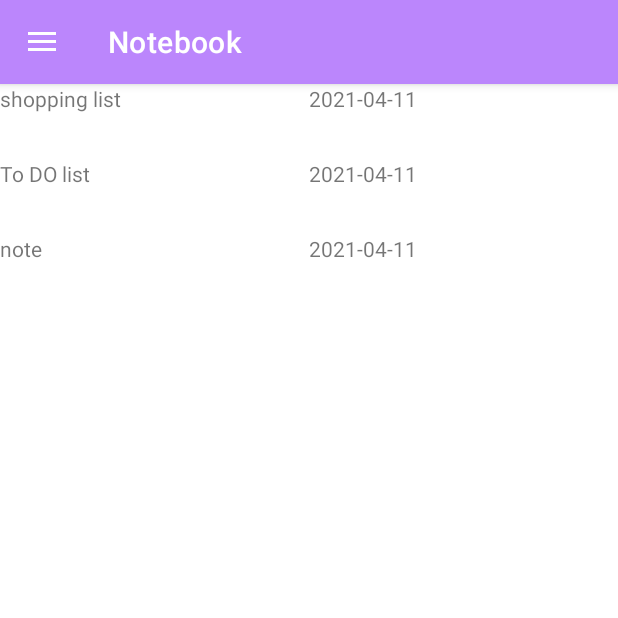
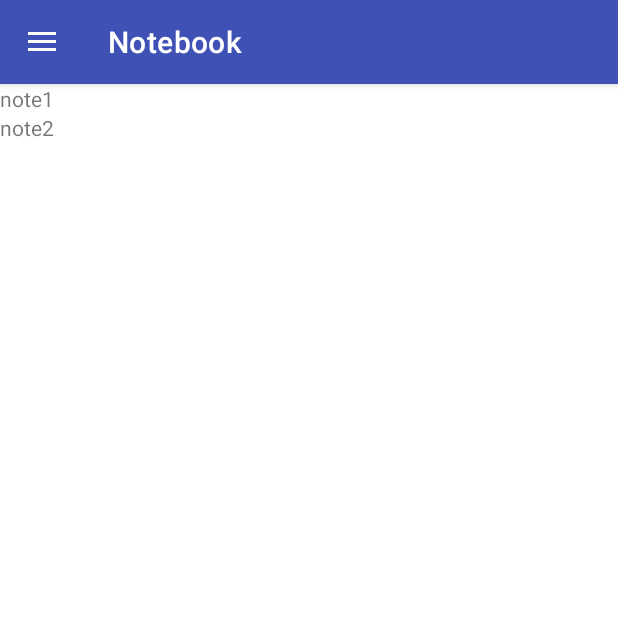
Before and after one commit to Olgapsareva/Notebook, an Android app: the screen it shows after launch (MainActivity), on a phone screen of 412 x 824 dp, the top half of it. Run offline under Robolectric (Android 15) with nearby library versions, the phone set to English and light mode, and no system bars.

```diff
--- a/app/src/main/java/ru/geekbrains/notebook/Note.java
+++ b/app/src/main/java/ru/geekbrains/notebook/Note.java
@@ -1,33 +1,24 @@
 package ru.geekbrains.notebook;
 
-import android.os.Build;
 import android.os.Parcel;
 import android.os.Parcelable;
 
-import java.time.LocalDate;
+import java.util.Date;
 
 public class Note implements Parcelable {
 
     private String title;
     private String body;
-    private LocalDate dateOfCreation;
+    private Date dateOfCreation;
     private static int count;
 
-    public static Note[] notes = {
-            new Note("shopping list", "sugar\nsalt\nbread"),
-            new Note("To DO list", "wake up\ndo stuff\ngo to bed"),
-            new Note("note","")};
-
-    private Note(String title, String body){
+    public Note(String title, String body){
         this.title = title;
         this.body = body;
-        if (Build.VERSION.SDK_INT >= Build.VERSION_CODES.O) {
-            dateOfCreation = LocalDate.now();
-        }
         count++;
     }
 
-    private Note() {
+    public Note() {
         this(String.format("new note %d", count), "");
     }
 
@@ -48,7 +39,7 @@ public class Note implements Parcelable {
         }
     };
 
-    public LocalDate getDateOfCreation() {
+    public Date getDateOfCreation() {
         return dateOfCreation;
     }
 
@@ -78,8 +69,4 @@ public class Note implements Parcelable {
         dest.writeString(title);
         dest.writeString(body);
     }
-
-    public static Note[] getNotes() {
-        return notes;
-    }
 }
--- a/app/src/main/java/ru/geekbrains/notebook/NoteListAdapter.java
+++ /dev/null
@@ -1,70 +0,0 @@
-package ru.geekbrains.notebook;
-
-import android.view.LayoutInflater;
-import android.view.View;
-import android.view.ViewGroup;
-import android.widget.LinearLayout;
-import android.widget.TextView;
-
-import androidx.annotation.NonNull;
-import androidx.recyclerview.widget.RecyclerView;
-
-public class NoteListAdapter extends RecyclerView.Adapter<NoteListAdapter.ViewHolder> {
-
-    private Note[] data;
-    private OnItemClickListener listener;
-
-    public NoteListAdapter(Note[] data, OnItemClickListener listener) {
-        this.data = data;
-        this.listener = listener;
-    }
-
-    @NonNull
-    @Override
-    public ViewHolder onCreateViewHolder(@NonNull ViewGroup parent, int viewType) {
-        LinearLayout linearLayout = (LinearLayout) LayoutInflater.from(parent.getContext())
-                .inflate(R.layout.list_item, parent, false);
-        return new ViewHolder(linearLayout);
-    }
-
-    @Override
-    public void onBindViewHolder(@NonNull ViewHolder holder, int position) {
-        holder.getTitleView().setText(data[position].getTitle());
-        holder.getDateView().setText(data[position].getDateOfCreation().toString());
-
-        holder.getTitleView().setOnClickListener(new View.OnClickListener() {
-            @Override
-            public void onClick(View v) {
-                listener.onItemClick(holder.getTitleView(), position);
-            }
-        });
-    }
-
-    @Override
-    public int getItemCount() {
-        return data.length;
-    }
-
-    public static class ViewHolder extends RecyclerView.ViewHolder{
-        private final TextView title;
-        private final TextView date;
-
-        public ViewHolder(@NonNull ViewGroup itemView) {
-            super(itemView);
-            this.title = itemView.findViewById(R.id.list_item_title);
-            this.date = itemView.findViewById(R.id.list_item_date);
-        }
-
-        public TextView getTitleView() {
-            return title;
-        }
-
-        public TextView getDateView() {
-            return date;
-        }
-    }
-
-    public interface OnItemClickListener{
-        void onItemClick(View view, int position);
-    }
-}
--- a/app/src/main/java/ru/geekbrains/notebook/NoteListFragment.java
+++ b/app/src/main/java/ru/geekbrains/notebook/NoteListFragment.java
@@ -1,16 +1,14 @@
 package ru.geekbrains.notebook;
 
+import android.content.Intent;
 import android.content.res.Configuration;
 import android.os.Bundle;
 import androidx.annotation.Nullable;
 import androidx.fragment.app.Fragment;
-import androidx.recyclerview.widget.LinearLayoutManager;
-import androidx.recyclerview.widget.RecyclerView;
-
-import android.util.Log;
 import android.view.LayoutInflater;
 import android.view.View;
 import android.view.ViewGroup;
+import android.widget.LinearLayout;
 import android.widget.TextView;
 
 public class NoteListFragment extends Fragment {
@@ -37,20 +35,18 @@ public class NoteListFragment extends Fragment {
         initNoteList(view);
     }
 
+    private void initNoteList(View view) {
+        LinearLayout root = (LinearLayout) view;
 
-    private void initNoteList(View view) {
-        Note[] data = Note.getNotes();
-        RecyclerView recyclerView = view.findViewById(R.id.recycle_note_list);
+        TextView textView1 = new TextView(getContext());
+        createNoteItem(textView1, new Note("note1","заметка1"));
 
-        //создаем адаптер и сетим листенера на нажание элемента списка
-        NoteListAdapter adapter = new NoteListAdapter(data, (view1, position) ->
-                //TODO заменить на что-то полезное:
-                Log.i("PLACEHOLDER", String.format("note %s selected", data[position].getTitle()))
-        );
+        TextView textView2 = new TextView(getContext());
+        createNoteItem(textView2, new Note("note2","заметка2"));
 
-        //прикручиваем адаптер к ресайкл вью и отображаем с помощью менеджера
-        recyclerView.setAdapter(adapter);
-        recyclerView.setLayoutManager(new LinearLayoutManager(this.getContext()));
+        root.addView(textView1);
+        root.addView(textView2);
+
     }
 
     private void createNoteItem(TextView txtV, Note note) {
--- a/app/src/main/res/layout/fragment_note_list.xml
+++ b/app/src/main/res/layout/fragment_note_list.xml
@@ -1,20 +1,9 @@
 <?xml version="1.0" encoding="utf-8"?>
-<LinearLayout
-    xmlns:android="http://schemas.android.com/apk/res/android"
+<LinearLayout xmlns:android="http://schemas.android.com/apk/res/android"
     xmlns:tools="http://schemas.android.com/tools"
     android:layout_width="match_parent"
     android:layout_height="match_parent"
     tools:context=".NoteListFragment"
     android:orientation="vertical">
 
-    <!--<include
-        android:id="@+id/toolbar_main"
-        layout="@layout/toolbar_main"/>-->
-
-    <androidx.recyclerview.widget.RecyclerView
-        android:id="@+id/recycle_note_list"
-        android:layout_width="match_parent"
-        android:layout_height="match_parent"
-        tools:listitem="@layout/list_item"/>
-
 </LinearLayout>
--- a/app/src/main/res/layout/list_item.xml
+++ /dev/null
@@ -1,21 +0,0 @@
-<?xml version="1.0" encoding="utf-8"?>
-<LinearLayout xmlns:android="http://schemas.android.com/apk/res/android"
-    android:layout_width="match_parent"
-    android:layout_height="wrap_content"
-    android:orientation="horizontal">
-
-    <TextView
-        android:id="@+id/list_item_title"
-        android:layout_width="0dp"
-        android:layout_height="@dimen/list_item_height"
-        android:layout_weight="1"
-        android:text="@string/title" />
-
-    <TextView
-        android:id="@+id/list_item_date"
-        android:layout_width="0dp"
-        android:layout_height="@dimen/list_item_height"
-        android:layout_weight="1"
-        android:text="@string/date" />
-
-</LinearLayout>
--- a/app/src/main/res/layout/nav_header.xml
+++ b/app/src/main/res/layout/nav_header.xml
@@ -27,7 +27,6 @@
             android:layout_width="wrap_content"
             android:layout_height="wrap_content"
             android:text="@string/contacts"
-            tools:background="@color/purple_500"
-            android:textColor="@color/purple_200"/>
+            tools:background="@color/purple_500" />
     </LinearLayout>
 </FrameLayout>
--- a/app/src/main/res/values/dimens.xml
+++ /dev/null
@@ -1,4 +0,0 @@
-<?xml version="1.0" encoding="utf-8"?>
-<resources>
-    <dimen name="list_item_height">50dp</dimen>
-</resources>
--- a/app/src/main/res/values/style.xml
+++ b/app/src/main/res/values/style.xml
@@ -1,7 +1,7 @@
 <?xml version="1.0" encoding="utf-8"?>
 <resources>
     <style name="AppTheme" parent="Theme.MaterialComponents.DayNight.NoActionBar">
-        <item name="colorPrimary">@color/purple_200</item>
+        <item name="colorPrimary">@color/colorPrimary</item>
         <item name="colorPrimaryDark">@color/colorPrimaryDark</item>
         <item name="colorAccent">@color/colorAccent</item>
     </style>
```
